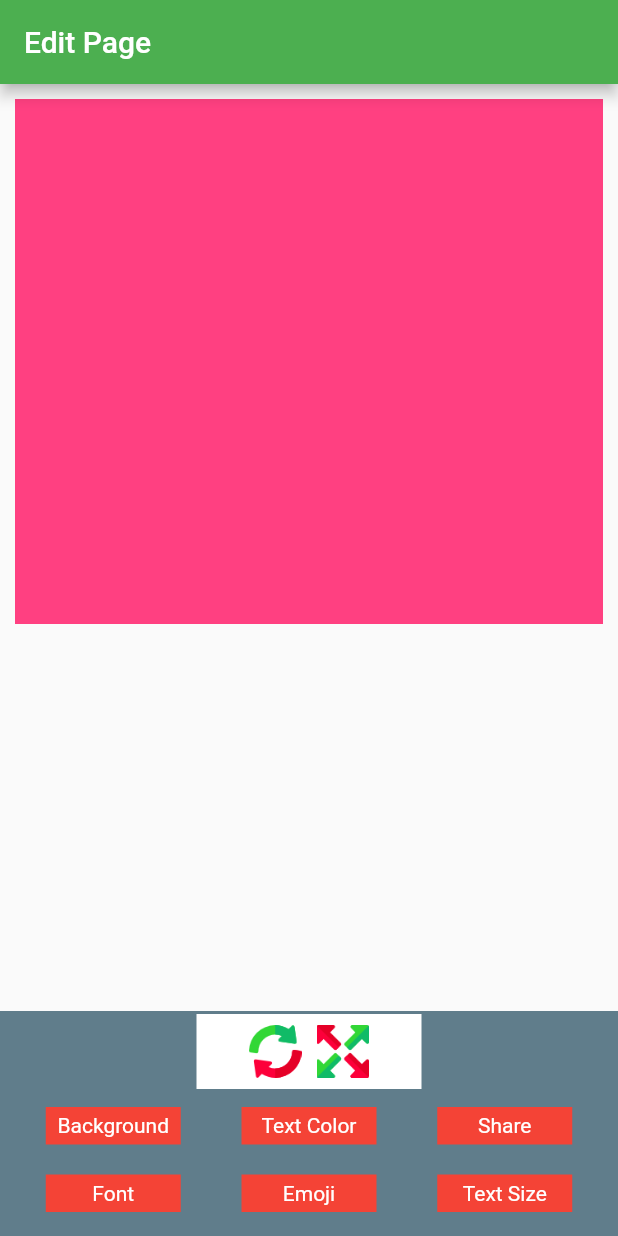
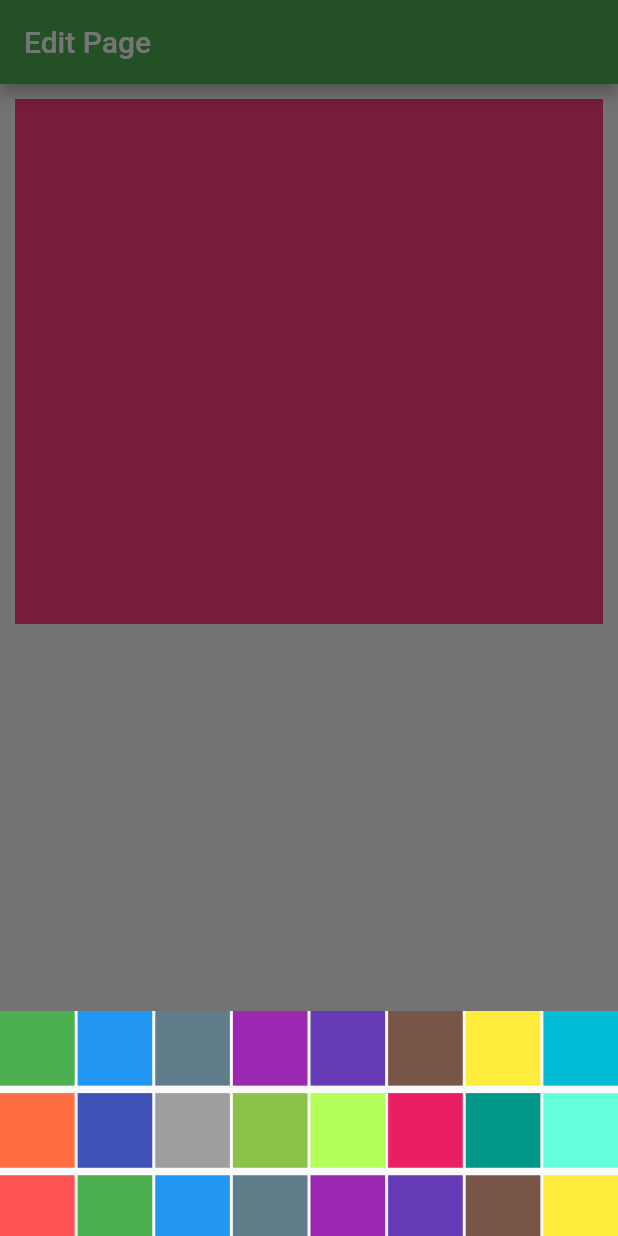
Before and after one commit to Renil146/shayari, a Flutter app: the edit screen opened directly with empty values, after a tap on "Background", on a phone screen of 412 x 824 dp. Run offline on Flutter 3.47's test engine with Material 2 defaults, Android fonts, the phone set to English and light mode, and no system bars; our stand-ins replace fluttertoast; missing offline and left inert: clipboard, flutter_share.

Commit message:
Initial commit

```diff
--- a/lib/edit.dart
+++ b/lib/edit.dart
@@ -1,4 +1,5 @@
 import 'package:flutter/material.dart';
+import 'package:flutter_share/flutter_share.dart';
 
 class edit extends StatefulWidget {
   List Loveshayari;
@@ -13,6 +14,33 @@ class edit extends StatefulWidget {
 class _editState extends State<edit> {
   int cur_index = 0;
   PageController? controller;
+
+  List color2 = [
+    Colors.green,
+    Colors.blue,
+    Colors.blueGrey,
+    Colors.purple,
+    Colors.deepPurple,
+    Colors.brown,
+    Colors.yellow,
+    Colors.cyan,
+    Colors.deepOrangeAccent,
+    Colors.indigo,
+    Colors.grey,
+    Colors.lightGreen,
+    Colors.lightGreenAccent,
+    Colors.pink,
+    Colors.teal,
+    Colors.tealAccent,
+    Colors.redAccent,
+    Colors.green,
+    Colors.blue,
+    Colors.blueGrey,
+    Colors.purple,
+    Colors.deepPurple,
+    Colors.brown,
+    Colors.yellow,
+  ];
 
   @override
   Widget build(BuildContext context) {
@@ -86,10 +114,27 @@ class _editState extends State<edit> {
                   Row(
                     mainAxisAlignment: MainAxisAlignment.spaceEvenly,
                     children: [
-                      InkWell(onTap: () {
-                        showBottomSheet(context: context, builder: (context) {
-                          return
-                        },);
+                      InkWell(
+                        onTap: () {
+                          showModalBottomSheet(
+                            context: context,
+                            builder: (context) {
+                              return Container(height: 150,
+                                child: GridView.builder(
+                                  itemCount: color2.length,
+                                  gridDelegate:
+                                      SliverGridDelegateWithFixedCrossAxisCount(
+                                          crossAxisCount: 8,
+                                          mainAxisSpacing: 5,
+                                          crossAxisSpacing: 2,
+                                          childAspectRatio: 1),
+                                  itemBuilder: (context, index) {
+                                    return Container(height: 10,width: 10,color: color2[index],);
+                                  },
+                                ),
+                              );
+                            },
+                          );
                         },
                         child: Container(
                             margin: EdgeInsets.all(10),
@@ -100,7 +145,29 @@ class _editState extends State<edit> {
                                 style: TextStyle(color: Colors.white)),
                             color: Colors.red),
                       ),
-                      Container(
+                      InkWell(
+                        onTap: () {
+                          showModalBottomSheet(
+                            context: context,
+                            builder: (context) {
+                              return Container(height: 150,
+                                child: GridView.builder(
+                                  itemCount: color2.length,
+                                  gridDelegate:
+                                  SliverGridDelegateWithFixedCrossAxisCount(
+                                      crossAxisCount: 8,
+                                      mainAxisSpacing: 5,
+                                      crossAxisSpacing: 2,
+                                      childAspectRatio: 1),
+                                  itemBuilder: (context, index) {
+                                    return Container(height: 10,width: 10,color: color2[index],);
+                                  },
+                                ),
+                              );
+                            },
+                          );
+                        },
+                      child: Container(
                         margin: EdgeInsets.all(10),
                         alignment: Alignment.center,
                         height: 25,
@@ -108,8 +175,14 @@ class _editState extends State<edit> {
                         child: Text("Text Color",
                             style: TextStyle(color: Colors.white)),
                         color: Colors.red,
-                      ),
-                      Container(
+                      ),),
+                      InkWell(onTap: () async {
+                        await FlutterShare.share(
+                          title: 'Example share',
+                          text: widget.Loveshayari[widget.index],
+                        );
+                      },
+                        child: Container(
                           margin: EdgeInsets.all(10),
                           alignment: Alignment.center,
                           height: 25,
@@ -117,6 +190,7 @@ class _editState extends State<edit> {
                           child: Text("Share",
                               style: TextStyle(color: Colors.white)),
                           color: Colors.red,
+                        ),
                       ),
                     ],
                   ),
--- a/lib/third.dart
+++ b/lib/third.dart
@@ -3,7 +3,7 @@ import 'package:flutter/material.dart';
 import 'package:flutter_share/flutter_share.dart';
 import 'package:fluttertoast/fluttertoast.dart';
 import 'package:shayari/edit.dart';
-import 'package:shayari/forth.dart';
+
 
 class Third extends StatefulWidget {
   List Loveshayari = [];
@@ -17,6 +17,7 @@ class Third extends StatefulWidget {
 class _ThirdState extends State<Third> {
   int cur_index = 0;
   PageController? controller;
+
 
   @override
   void initState() {
--- a/pubspec.yaml
+++ b/pubspec.yaml
@@ -30,6 +30,7 @@ dependencies:
   clipboard:
   fluttertoast:
   flutter_share:
+
   flutter:
     sdk: flutter
 
```
Lines whose indentation alone changed are shown as unchanged.
